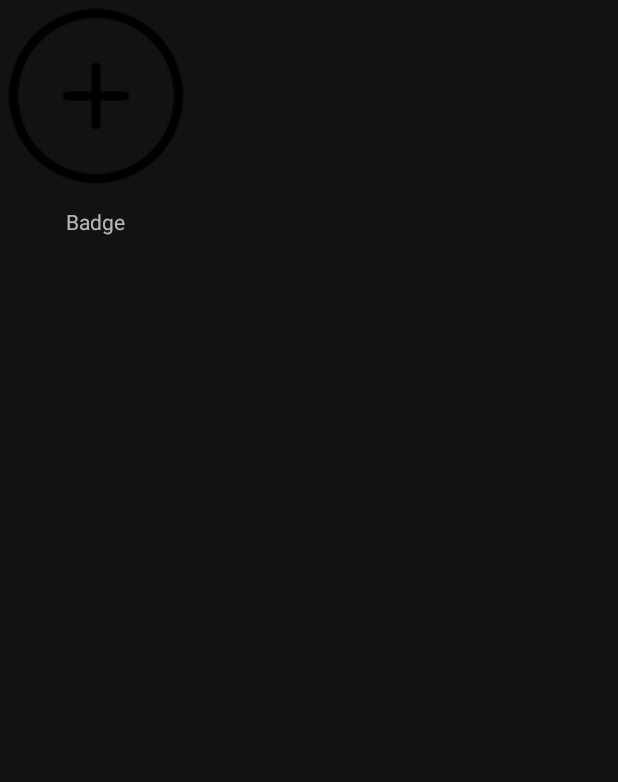
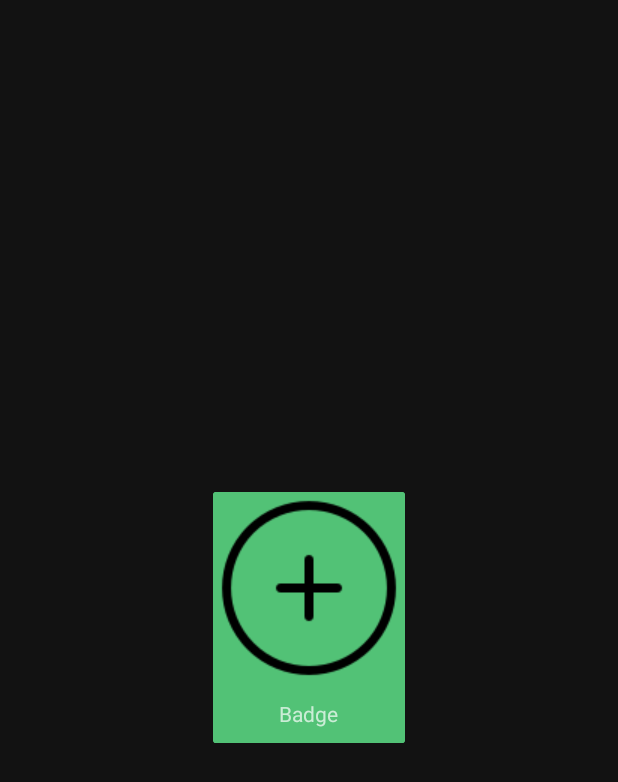
Before and after one commit to Abokyy/A802app, an Android app: the layout item_badge.xml on its own in the app's theme, with its tools: preview values and no code run, on a phone screen of 412 x 824 dp. Shown: the top 782 px of the screen. Run offline under Robolectric (Android 15) with nearby library versions, the phone set to English and light mode, and no system bars.

Commit message:
BadgeSystem detailed view

```diff
--- a/src/main/java/csapat/app/badgesystem/BadgesActivity.java
+++ b/src/main/java/csapat/app/badgesystem/BadgesActivity.java
@@ -38,6 +38,8 @@ public class BadgesActivity extends BaseCompat {
 
     private void readData() {
 
+        showProgressDialog();
+
         db.collection("badges")
                 .addSnapshotListener(new EventListener<QuerySnapshot>() {
                     @Override
@@ -46,6 +48,7 @@ public class BadgesActivity extends BaseCompat {
                             allBadge.add(doc.toObject(Badge.class));
                         }
                         initRecyclerView();
+                        hideProgressDialog();
                     }
                 });
     }
--- a/src/main/res/layout/item_badge.xml
+++ b/src/main/res/layout/item_badge.xml
@@ -1,23 +1,34 @@
 <?xml version="1.0" encoding="utf-8"?>
-<LinearLayout
-    xmlns:android="http://schemas.android.com/apk/res/android"
-    xmlns:app="http://schemas.android.com/apk/res-auto"
+<androidx.cardview.widget.CardView xmlns:android="http://schemas.android.com/apk/res/android"
     android:layout_width="wrap_content"
     android:layout_height="wrap_content"
-    android:orientation="vertical">
+    xmlns:card_view="http://schemas.android.com/apk/res-auto"
+    android:layout_gravity="center"
+    card_view:cardCornerRadius="20dp"
+    card_view:cardElevation="0dp"
+    card_view:cardUseCompatPadding="false"
+    card_view:cardBackgroundColor="@android:color/transparent">
+
+    <LinearLayout
+        android:layout_width="wrap_content"
+        android:layout_height="wrap_content"
+        android:orientation="vertical"
+        android:layout_margin="5dp"
+        android:background="@color/colorPrimaryLight">
 
         <ImageView
             android:id="@+id/badgeImage"
             android:layout_width="wrap_content"
             android:layout_height="wrap_content"
-        android:src="@drawable/plusicon"/>
+            android:src="@drawable/plusicon" />
 
         <TextView
             android:id="@+id/badgeName"
             android:layout_width="wrap_content"
             android:layout_height="wrap_content"
+            android:layout_gravity="center"
             android:layout_margin="10dp"
-        android:layout_gravity="center"
-        android:text="Badge"/>
+            android:text="Badge" />
 
     </LinearLayout>
+</androidx.cardview.widget.CardView>
--- a/src/main/res/layout/item_badge_card.xml
+++ b/src/main/res/layout/item_badge_card.xml
@@ -7,7 +7,9 @@
     android:layout_gravity="center"
     android:layout_margin="10dp"
     card_view:cardCornerRadius="8dp"
-    card_view:cardBackgroundColor="@color/colorPrimaryLight">
+    card_view:cardElevation="0dp"
+    card_view:cardUseCompatPadding="false"
+    card_view:cardBackgroundColor="@android:color/transparent">
 
     <RelativeLayout
         android:layout_width="match_parent"
@@ -20,8 +22,6 @@
             android:layout_height="wrap_content"
             android:layout_alignParentTop="true"
             android:layout_centerHorizontal="true"
-            android:padding="20dp"
-            android:layout_marginTop="30dp"
             android:orientation="horizontal"
             />
 
```
Also changed, not shown: src/main/java/csapat/app/badgesystem/Badge.java (+13 -0 lines), src/main/java/csapat/app/badgesystem/BadgeAdapter.java (+26 -1 lines), src/main/java/csapat/app/badgesystem/BadgeDescriptionDialogFragment.java (added, +42 -0 lines), src/main/res/layout/badge_description_dialog_fragment.xml (added, +23 -0 lines), 1 other file. Lines whose indentation alone changed are shown as unchanged.
